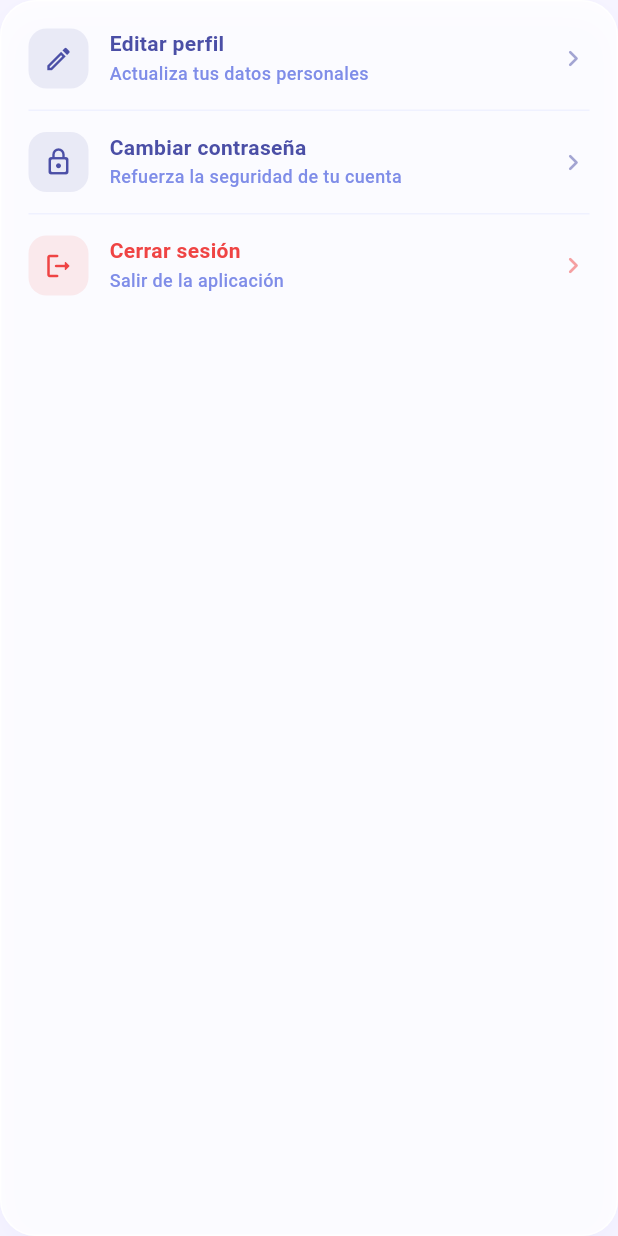
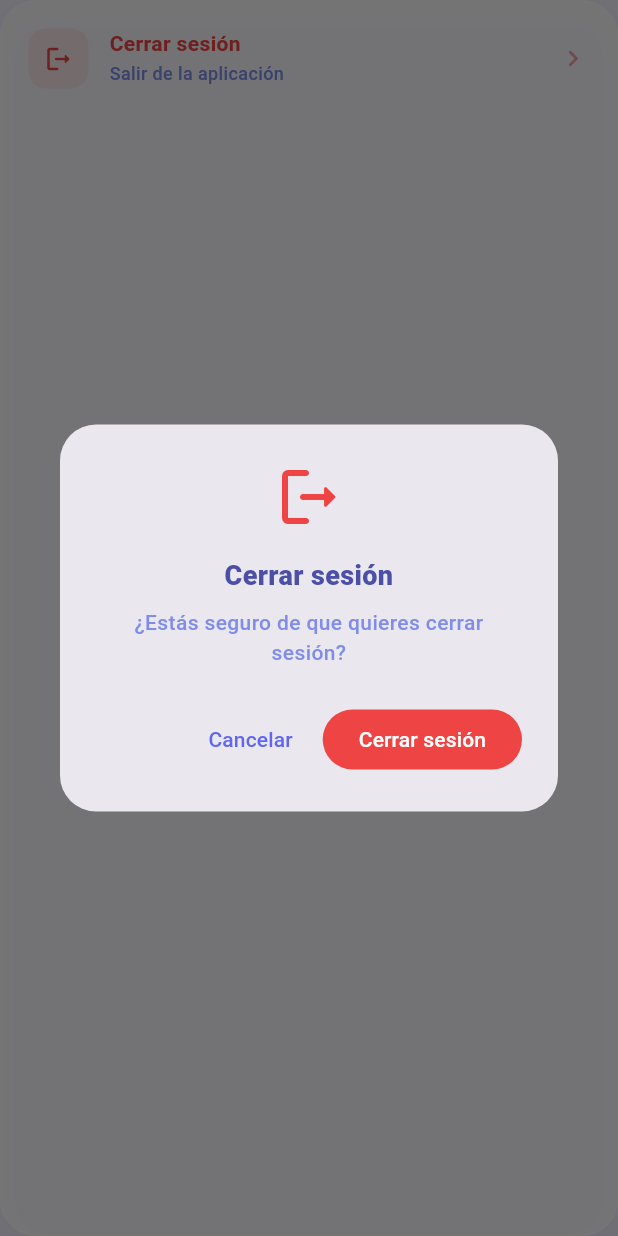
Before and after one commit to JSebasAM/AulaSmart-Front-end, a Flutter app: the _AccountActionsCard widget shown alone on an empty page, opened directly, after a tap on "Cerrar sesión", on a phone screen of 412 x 824 dp. Run offline on Flutter 3.47's test engine with Material 3 defaults, Android fonts, the light colour scheme and no system bars; our stand-ins replace dio, flutter_dotenv, flutter_riverpod, flutter_secure_storage, go_router, image_picker and 2 more; missing offline and left inert: encrypt; accounts and stored records are empty; generated files the repository leaves out were written again; network calls fail.

Commit message:
feat: Implementación de logout

```diff
--- a/lib/features/auth/presentation/providers/auth_provider.dart
+++ b/lib/features/auth/presentation/providers/auth_provider.dart
@@ -38,6 +38,11 @@ class Auth extends _$Auth {
       state = AuthError('Error inesperado: $e');
     }
   }
+
+  Future<void> logout() async {
+    final repository = ref.read(authRepositoryProvider);
+    await repository.logout();
+  }
 }
 
 final currentUserProvider = FutureProvider<Map<String, dynamic>?>((ref) async {
--- a/lib/views/perfil_view.dart
+++ b/lib/views/perfil_view.dart
@@ -6,6 +6,7 @@ import 'package:aulasmart_front_end/services/session_provider.dart';
 import 'package:flutter/foundation.dart';
 import 'package:flutter/material.dart';
 import 'package:flutter_riverpod/flutter_riverpod.dart';
+import 'package:go_router/go_router.dart';
 
 class PerfilView extends ConsumerWidget {
   const PerfilView({super.key});
@@ -403,11 +404,52 @@ class _PreferenceDivider extends StatelessWidget {
 
 // ─── ACCOUNT ACTIONS ─────────────────────────────────────────────────────────
 
-class _AccountActionsCard extends StatelessWidget {
+class _AccountActionsCard extends ConsumerWidget {
   const _AccountActionsCard();
 
+  Future<void> _onLogout(BuildContext context, WidgetRef ref) async {
+    final confirmed = await showDialog<bool>(
+      context: context,
+      builder: (ctx) => AlertDialog(
+        shape: RoundedRectangleBorder(borderRadius: BorderRadius.circular(24)),
+        title: const Icon(Icons.logout_rounded, size: 48, color: AppColors.danger),
+        content: const Column(
+          mainAxisSize: MainAxisSize.min,
+          children: [
+            Text('Cerrar sesión',
+                style: AppTextStyles.sectionTitle, textAlign: TextAlign.center),
+            SizedBox(height: 8),
+            Text('¿Estás seguro de que quieres cerrar sesión?',
+                style: AppTextStyles.sectionBody, textAlign: TextAlign.center),
+          ],
+        ),
+        actions: [
+          TextButton(
+            onPressed: () => Navigator.of(ctx).pop(false),
+            child: const Text('Cancelar'),
+          ),
+          FilledButton(
+            onPressed: () => Navigator.of(ctx).pop(true),
+            style: FilledButton.styleFrom(backgroundColor: AppColors.danger),
+            child: const Text('Cerrar sesión',
+                style: TextStyle(color: Colors.white)),
+          ),
+        ],
+      ),
+    );
+
+    if (confirmed == true) {
+      try {
+        await ref.read(authProvider.notifier).logout();
+      } catch (_) {}
+      if (context.mounted) {
+        context.go('/login');
+      }
+    }
+  }
+
   @override
-  Widget build(BuildContext context) {
+  Widget build(BuildContext context, WidgetRef ref) {
     return Container(
       padding: const EdgeInsets.all(4),
       decoration: BoxDecoration(
@@ -425,25 +467,11 @@ class _AccountActionsCard extends StatelessWidget {
       child: Column(
         children: [
           _ActionTile(
-            icon: Icons.edit_outlined,
-            title: 'Editar perfil',
-            subtitle: 'Actualiza tus datos personales',
-            onTap: () {},
-          ),
-          const _ActionDivider(),
-          _ActionTile(
-            icon: Icons.lock_outline_rounded,
-            title: 'Cambiar contraseña',
-            subtitle: 'Refuerza la seguridad de tu cuenta',
-            onTap: () {},
-          ),
-          const _ActionDivider(),
-          _ActionTile(
             icon: Icons.logout_rounded,
             title: 'Cerrar sesión',
             subtitle: 'Salir de la aplicación',
             isDanger: true,
-            onTap: () {},
+            onTap: () => _onLogout(context, ref),
           ),
         ],
       ),
@@ -501,18 +529,6 @@ class _ActionTile extends StatelessWidget {
           ],
         ),
       ),
-    );
-  }
-}
-
-class _ActionDivider extends StatelessWidget {
-  const _ActionDivider();
-
-  @override
-  Widget build(BuildContext context) {
-    return Padding(
-      padding: const EdgeInsets.symmetric(horizontal: 14),
-      child: Divider(height: 1, color: AppColors.border.withValues(alpha: 0.5)),
     );
   }
 }
```
Also changed, not shown: 1 other file.
